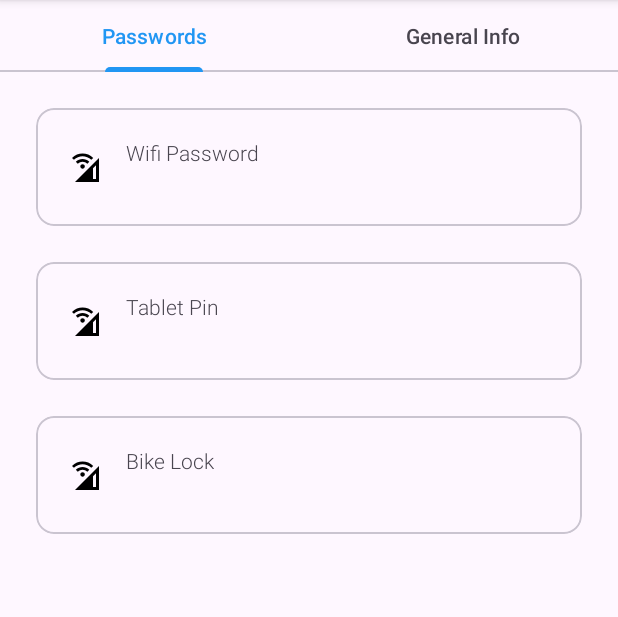
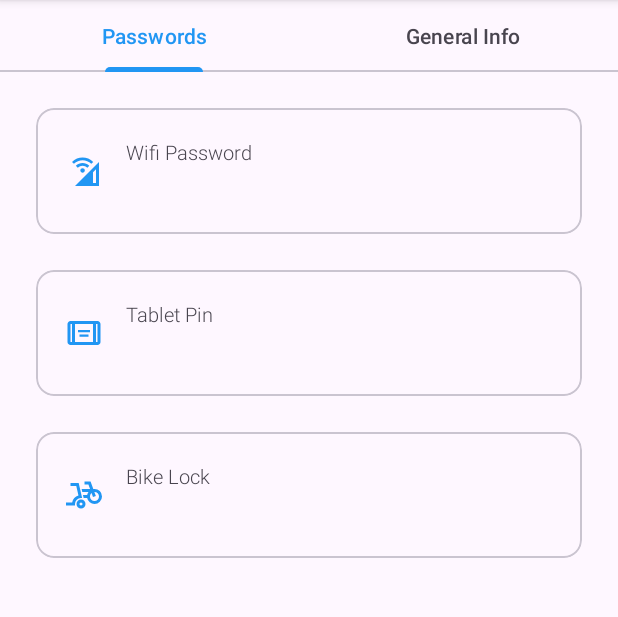
Before and after one commit to alanamalemba/Reminders, an Android app: the screen it shows after launch (MainActivity), on a phone screen of 412 x 824 dp, the part 96-713 px from its top. Run offline under Robolectric (Android 15) with nearby library versions, the phone set to English and light mode, and no system bars.

Commit message:
update icons

```diff
--- /dev/null
+++ b/app/src/main/res/drawable/icon_bike.xml
@@ -0,0 +1,5 @@
+<vector xmlns:android="http://schemas.android.com/apk/res/android" android:height="24dp" android:tint="#000000" android:viewportHeight="960" android:viewportWidth="960" android:width="24dp">
+
+    <path android:fillColor="@android:color/white" android:pathData="M0,760L0,680L164,680Q175,612 220.5,561Q266,510 332,490L274,240L120,240L120,160L338,160L430,560L400,560Q334,560 287,607Q240,654 240,720L240,760L0,760ZM400,840Q350,840 315,805Q280,770 280,720Q280,670 315,635Q350,600 400,600Q450,600 485,635Q520,670 520,720Q520,770 485,805Q450,840 400,840ZM400,760Q417,760 428.5,748.5Q440,737 440,720Q440,703 428.5,691.5Q417,680 400,680Q383,680 371.5,691.5Q360,703 360,720Q360,737 371.5,748.5Q383,760 400,760ZM760,720Q688,720 633.5,675.5Q579,631 564,560L470,560L452,480L564,480Q569,457 577.5,437Q586,417 600,400L434,400L416,320L642,320L598,200L494,200L494,120L655,120L728,318L760,318Q843,318 901.5,376.5Q960,435 960,518Q960,603 901.5,661.5Q843,720 760,720ZM760,640Q811,640 845.5,605Q880,570 880,520Q880,469 845.5,434.5Q811,400 760,400Q758,400 758,400Q758,400 756,400L796,506L720,534L682,428Q662,445 651,468Q640,491 640,520Q640,570 674.5,605Q709,640 760,640ZM400,720Q400,720 400,720Q400,720 400,720Q400,720 400,720Q400,720 400,720Q400,720 400,720Q400,720 400,720Q400,720 400,720Q400,720 400,720ZM760,520Q760,520 760,520Q760,520 760,520Q760,520 760,520Q760,520 760,520Q760,520 760,520Q760,520 760,520L760,520Q760,520 760,520Q760,520 760,520Q760,520 760,520Q760,520 760,520Z"/>
+
+</vector>
--- /dev/null
+++ b/app/src/main/res/drawable/icon_tablet.xml
@@ -0,0 +1,5 @@
+<vector xmlns:android="http://schemas.android.com/apk/res/android" android:height="24dp" android:tint="#000000" android:viewportHeight="960" android:viewportWidth="960" android:width="24dp">
+
+    <path android:fillColor="@android:color/white" android:pathData="M320,460L320,400L640,400L640,460L320,460ZM360,580L360,520L600,520L600,580L360,580ZM120,800Q87,800 63.5,776.5Q40,753 40,720L40,240Q40,207 63.5,183.5Q87,160 120,160L840,160Q873,160 896.5,183.5Q920,207 920,240L920,720Q920,753 896.5,776.5Q873,800 840,800L120,800ZM160,240L120,240Q120,240 120,240Q120,240 120,240L120,720Q120,720 120,720Q120,720 120,720L160,720L160,240ZM240,720L720,720L720,240L240,240L240,720ZM800,240L800,720L840,720Q840,720 840,720Q840,720 840,720L840,240Q840,240 840,240Q840,240 840,240L800,240ZM800,240L840,240Q840,240 840,240Q840,240 840,240L840,240Q840,240 840,240Q840,240 840,240L800,240ZM160,240L160,240L120,240Q120,240 120,240Q120,240 120,240L120,240Q120,240 120,240Q120,240 120,240L160,240Z"/>
+
+</vector>
--- a/app/src/main/res/layout/fragment_passwords.xml
+++ b/app/src/main/res/layout/fragment_passwords.xml
@@ -69,7 +69,7 @@
                     style="@style/Icon"
                     android:layout_width="wrap_content"
                     android:layout_height="wrap_content"
-                    android:src="@drawable/icon_wifi"
+                    android:src="@drawable/icon_tablet"
                     app:layout_constraintBottom_toBottomOf="parent"
                     app:layout_constraintStart_toStartOf="parent"
                     app:layout_constraintTop_toTopOf="parent" />
@@ -111,7 +111,7 @@
                     style="@style/Icon"
                     android:layout_width="wrap_content"
                     android:layout_height="wrap_content"
-                    android:src="@drawable/icon_wifi"
+                    android:src="@drawable/icon_bike"
                     app:layout_constraintBottom_toBottomOf="parent"
                     app:layout_constraintStart_toStartOf="parent"
                     app:layout_constraintTop_toTopOf="parent" />
--- a/app/src/main/res/values/styles.xml
+++ b/app/src/main/res/values/styles.xml
@@ -1,17 +1,25 @@
 <?xml version="1.0" encoding="utf-8"?>
 <resources>
 
-    <style name="Icon"></style>
+    <style name="Icon">
+        <item name="tint">@color/light_primary</item>
+    </style>
 
     <style name="Text">
         <item name="fontFamily">sans-serif-light</item>
     </style>
 
-    <style name="Text.Heading"></style>
+    <style name="Text.Heading">
+        <item name="android:textSize">13sp</item>
+    </style>
 
-    <style name="Text.Value"></style>
+    <style name="Text.Value">
+        <item name="android:layout_marginTop">4dp</item>
+        <item name="android:textSize">15sp</item>
+    </style>
 
     <style name="Card">
+
         <item name="android:layout_marginBottom">24dp</item>
     </style>
 </resources>
```
